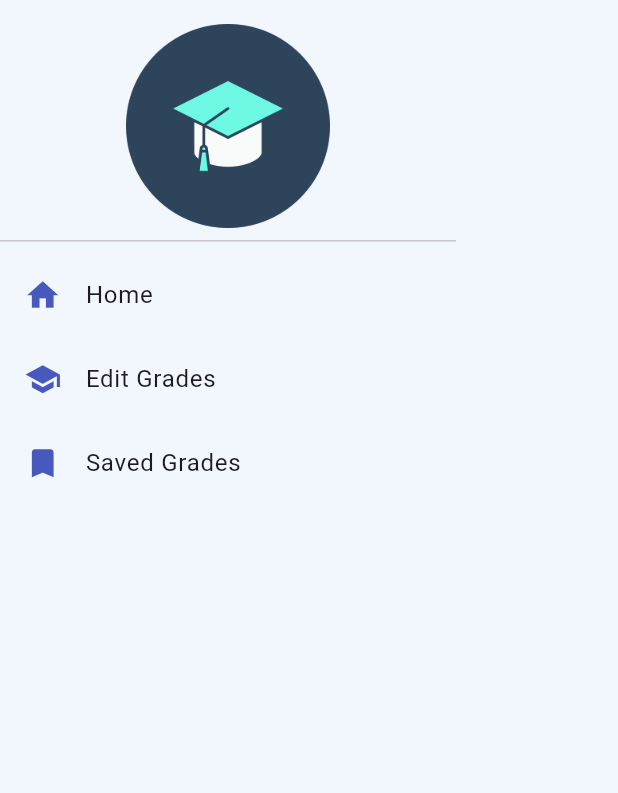
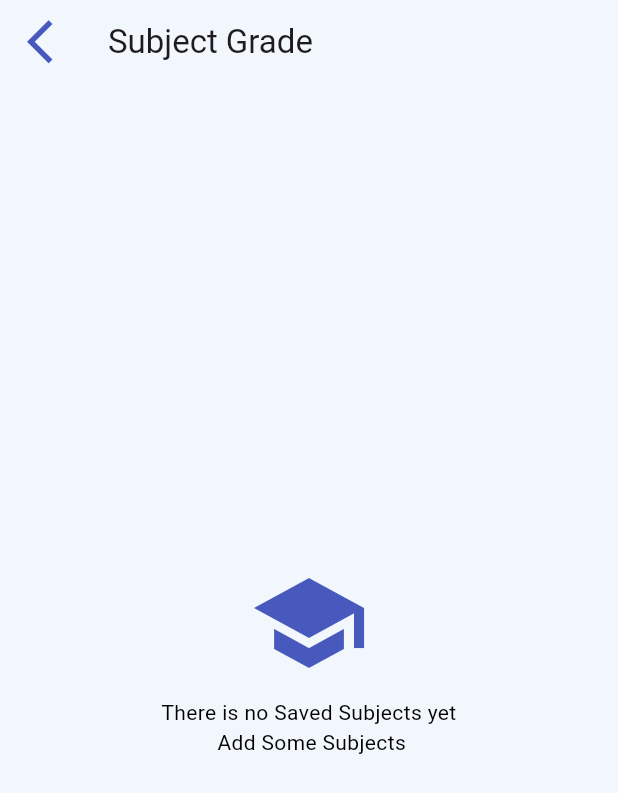
Before and after one commit to MohmaedSobhy/Gpa-Calculator, a Flutter app: the DrawerItemsView widget shown alone on an empty page, opened directly, after a tap on "Saved Grades", on a phone screen of 412 x 824 dp. Shown: the top 793 px of the screen. Run offline on Flutter 3.47's test engine with Material 3 defaults, Android fonts, the phone set to English and light mode, and no system bars; our stand-ins replace bloc, dotted_border, flutter_bloc, sqflite; accounts and stored records are empty.

Commit message:
saved subjects

```diff
--- a/lib/core/theme/app_color.dart
+++ b/lib/core/theme/app_color.dart
@@ -3,4 +3,5 @@ import 'package:flutter/material.dart';
 abstract class AppColor {
   static const Color darkBlue = Color(0xff4759bd);
   static const Color grey = Color(0xffececec);
+  static const Color light = Color(0xfff2f7fd);
 }
--- /dev/null
+++ b/lib/core/theme/app_text_styles.dart
@@ -0,0 +1,11 @@
+import 'package:flutter/material.dart';
+
+abstract class AppTextStyles {
+  static const TextStyle blackTextStyle = TextStyle(
+    color: Colors.black,
+  );
+  static const TextStyle black18Style = TextStyle(
+    color: Colors.black,
+    fontSize: 16,
+  );
+}
--- a/lib/core/utils/app_string.dart
+++ b/lib/core/utils/app_string.dart
@@ -13,6 +13,12 @@ abstract class AppString {
   static const String messageCalculate =
       'You Have To Add Course To Calculate your Gpa';
   static const String yourGradesSaved = 'Your Grades Saved';
+  static const String subjectGrade = 'Subject Grade';
+  static const String noSavedSubjects =
+      'There is no Saved Subjects yet \n Add Some Subjects';
+
+  static const String subject = 'Subject';
+
   static List<String> grades = [
     'A+',
     'A',
--- a/lib/feature/home/presentation/views/drawer_item_view.dart
+++ b/lib/feature/home/presentation/views/drawer_item_view.dart
@@ -1,5 +1,6 @@
 import 'package:flutter/material.dart';
 import 'package:gpa_culator/core/theme/app_color.dart';
+import 'package:gpa_culator/feature/subjects_grades/presentation/screens/subject_grades_screen.dart';
 
 class DrawerItemsView extends StatelessWidget {
   const DrawerItemsView({super.key});
@@ -45,7 +46,11 @@ class DrawerItemsView extends StatelessWidget {
               size: 25,
             ),
             title: const Text('Saved Grades'),
-            onTap: () {},
+            onTap: () {
+              Navigator.of(context).push(MaterialPageRoute(builder: (context) {
+                return const SubjectGradesScreen();
+              }));
+            },
           ),
         ],
       ),
--- /dev/null
+++ b/lib/feature/subjects_grades/presentation/controller/subjects_grade_cubit.dart
@@ -0,0 +1,22 @@
+import 'package:bloc/bloc.dart';
+import 'package:gpa_culator/core/services/sql_lite_services.dart';
+import 'package:gpa_culator/feature/subjects_grades/data/model/subject_model.dart';
+import 'package:meta/meta.dart';
+
+part 'subjects_grade_state.dart';
+
+class SubjectsGradeCubit extends Cubit<SubjectsGradeState> {
+  SubjectsGradeCubit._() : super(SubjectsGradeInitial());
+  static SubjectsGradeCubit instanse = SubjectsGradeCubit._();
+
+  void loadingAllSubjectGrades() {
+    emit(LoadingSavedGrades());
+    try {
+      AppData.getAllSubjects().then((subjects) {
+        emit(SavedGradesLoadingSuccefully(subjects: subjects));
+      });
+    } catch (error) {
+      emit(SavedGradesLoadingFailed());
+    }
+  }
+}
--- /dev/null
+++ b/lib/feature/subjects_grades/presentation/controller/subjects_grade_state.dart
@@ -0,0 +1,15 @@
+part of 'subjects_grade_cubit.dart';
+
+@immutable
+sealed class SubjectsGradeState {}
+
+final class SubjectsGradeInitial extends SubjectsGradeState {}
+
+final class LoadingSavedGrades extends SubjectsGradeState {}
+
+final class SavedGradesLoadingSuccefully extends SubjectsGradeState {
+  final List<SubjectModel> subjects;
+  SavedGradesLoadingSuccefully({required this.subjects});
+}
+
+final class SavedGradesLoadingFailed extends SubjectsGradeState {}
--- /dev/null
+++ b/lib/feature/subjects_grades/presentation/screens/subject_grades_screen.dart
@@ -0,0 +1,30 @@
+import 'package:flutter/material.dart';
+import 'package:gpa_culator/core/theme/app_color.dart';
+import 'package:gpa_culator/core/utils/app_string.dart';
+import 'package:gpa_culator/feature/subjects_grades/presentation/views/subject_grades_body.dart';
+
+class SubjectGradesScreen extends StatelessWidget {
+  const SubjectGradesScreen({super.key});
+
+  @override
+  Widget build(BuildContext context) {
+    return Scaffold(
+      appBar: AppBar(
+        title: const Text(AppString.subjectGrade),
+        leading: IconButton(
+          onPressed: () {
+            Navigator.pop(context);
+          },
+          icon: const Padding(
+            padding: EdgeInsetsDirectional.only(start: 10),
+            child: Icon(
+              Icons.arrow_back_ios,
+              color: AppColor.darkBlue,
+            ),
+          ),
+        ),
+      ),
+      body: const SubjectGradesBody(),
+    );
+  }
+}
--- /dev/null
+++ b/lib/feature/subjects_grades/presentation/views/subject_grades_body.dart
@@ -0,0 +1,34 @@
+import 'package:flutter/material.dart';
+import 'package:flutter_bloc/flutter_bloc.dart';
+import 'package:gpa_culator/core/theme/app_color.dart';
+import 'package:gpa_culator/feature/subjects_grades/presentation/controller/subjects_grade_cubit.dart';
+import 'package:gpa_culator/feature/subjects_grades/presentation/views/all_saved_subject_view.dart';
+import 'package:gpa_culator/feature/subjects_grades/presentation/widgets/no_saved_subject_view.dart';
+
+class SubjectGradesBody extends StatelessWidget {
+  const SubjectGradesBody({super.key});
+
+  @override
+  Widget build(BuildContext context) {
+    return BlocProvider.value(
+      value: SubjectsGradeCubit.instanse..loadingAllSubjectGrades(),
+      child: BlocBuilder<SubjectsGradeCubit, SubjectsGradeState>(
+        builder: (context, state) {
+          if (state is LoadingSavedGrades) {
+            return const Center(
+              child: CircularProgressIndicator(
+                color: AppColor.darkBlue,
+              ),
+            );
+          } else if (state is SavedGradesLoadingSuccefully) {
+            if (state.subjects.isEmpty) {
+              return const NoSavedSubjectView();
+            }
+            return AllSavedSubjectView(allSubjects: state.subjects);
+          }
+          return const NoSavedSubjectView();
+        },
+      ),
+    );
+  }
+}
--- /dev/null
+++ b/lib/feature/subjects_grades/presentation/widgets/no_saved_subject_view.dart
@@ -0,0 +1,32 @@
+import 'package:flutter/material.dart';
+import 'package:gpa_culator/core/theme/app_color.dart';
+import 'package:gpa_culator/core/theme/app_text_styles.dart';
+import 'package:gpa_culator/core/utils/app_string.dart';
+
+class NoSavedSubjectView extends StatelessWidget {
+  const NoSavedSubjectView({super.key});
+
+  @override
+  Widget build(BuildContext context) {
+    return const Center(
+      child: Column(
+        mainAxisAlignment: MainAxisAlignment.center,
+        children: [
+          Icon(
+            Icons.school,
+            color: AppColor.darkBlue,
+            size: 80,
+          ),
+          SizedBox(
+            height: 10,
+          ),
+          Text(
+            AppString.noSavedSubjects,
+            textAlign: TextAlign.center,
+            style: AppTextStyles.blackTextStyle,
+          )
+        ],
+      ),
+    );
+  }
+}
```
Also changed, not shown: lib/feature/home/presentation/screens/home_screen.dart (+3 -9 lines), lib/feature/subjects_grades/presentation/views/all_saved_subject_view.dart (added, +45 -0 lines), lib/feature/subjects_grades/presentation/widgets/subject_item.dart (added, +43 -0 lines), lib/feature/subjects_grades/presentation/widgets/subject_titles_header.dart (added, +36 -0 lines).
